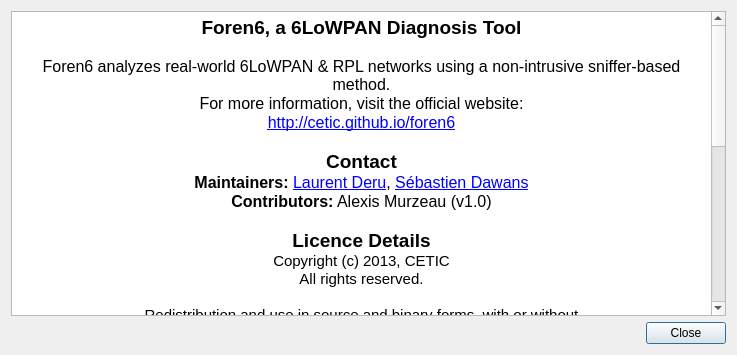
cetic/foren6-gui-qt, file About.ui: the form before one commit.
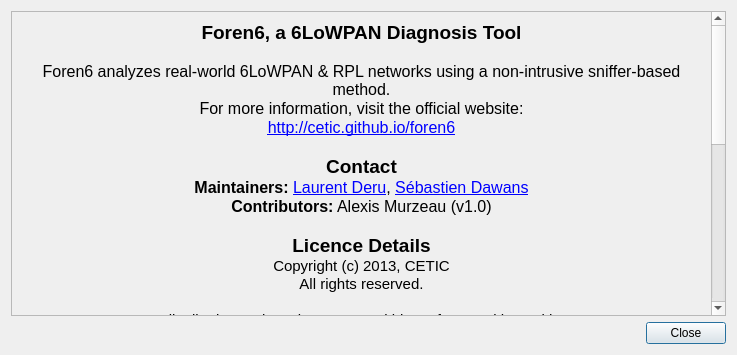
The form after the commit.

Commit message: Use qlabel in about dialog to allow to open links

What changed in the file:
```diff
--- a/About.ui
+++ b/About.ui
@@ -38,51 +38,82 @@
     </spacer>
    </item>
    <item row="0" column="0" colspan="2">
-    <widget class="QTextBrowser" name="textBrowser">
-     <property name="html">
-      <string>&lt;!DOCTYPE HTML PUBLIC &quot;-//W3C//DTD HTML 4.0//EN&quot; &quot;http://www.w3.org/TR/REC-html40/strict.dtd&quot;&gt;
+    <widget class="QScrollArea" name="aboutScrollArea">
+     <property name="frameShadow">
+      <enum>QFrame::Plain</enum>
+     </property>
+     <property name="widgetResizable">
+      <bool>true</bool>
+     </property>
+     <widget class="QWidget" name="scrollAreaWidgetContents">
+      <property name="geometry">
+       <rect>
+        <x>0</x>
+        <y>0</y>
+        <width>708</width>
+        <height>763</height>
+       </rect>
+      </property>
+      <layout class="QGridLayout" name="gridLayout_2">
+       <item row="0" column="0">
+        <widget class="QLabel" name="aboutContent">
+         <property name="text">
+          <string>&lt;!DOCTYPE HTML PUBLIC &quot;-//W3C//DTD HTML 4.0//EN&quot; &quot;http://www.w3.org/TR/REC-html40/strict.dtd&quot;&gt;
 &lt;html&gt;&lt;head&gt;&lt;meta name=&quot;qrichtext&quot; content=&quot;1&quot; /&gt;&lt;style type=&quot;text/css&quot;&gt;
 p, li { white-space: pre-wrap; }
-&lt;/style&gt;&lt;/head&gt;&lt;body style=&quot; font-family:'Cantarell'; font-size:11pt; font-weight:400; font-style:normal;&quot;&gt;
-&lt;p align=&quot;center&quot; style=&quot; margin-top:0px; margin-bottom:0px; margin-left:0px; margin-right:0px; -qt-block-indent:0; text-indent:0px;&quot;&gt;&lt;span style=&quot; font-size:14pt; font-weight:600;&quot;&gt;Foren6, a 6LoWPAN Diagnosis Tool&lt;/span&gt;&lt;/p&gt;
-&lt;p style=&quot;-qt-paragraph-type:empty; margin-top:0px; margin-bottom:0px; margin-left:0px; margin-right:0px; -qt-block-indent:0; text-indent:0px;&quot;&gt;&lt;br /&gt;&lt;/p&gt;
-&lt;p align=&quot;center&quot; style=&quot; margin-top:0px; margin-bottom:0px; margin-left:0px; margin-right:0px; -qt-block-indent:0; text-indent:0px;&quot;&gt;&lt;span style=&quot; font-size:12pt;&quot;&gt;Foren6 analyzes real-world 6LoWPAN &amp;amp; RPL networks using a non-intrusive sniffer-based method.&lt;/span&gt;&lt;/p&gt;
-&lt;p align=&quot;center&quot; style=&quot; margin-top:0px; margin-bottom:0px; margin-left:0px; margin-right:0px; -qt-block-indent:0; text-indent:0px;&quot;&gt;&lt;span style=&quot; font-size:12pt;&quot;&gt;For more information, visit the official website:&lt;/span&gt;&lt;/p&gt;
-&lt;p align=&quot;center&quot; style=&quot; margin-top:0px; margin-bottom:0px; margin-left:0px; margin-right:0px; -qt-block-indent:0; text-indent:0px;&quot;&gt;&lt;a href=&quot;http://cetic.github.io/foren6&quot;&gt;&lt;span style=&quot; font-size:12pt; text-decoration: underline; color:#0000ff;&quot;&gt;http://cetic.github.io/foren6&lt;/span&gt;&lt;/a&gt;&lt;/p&gt;
-&lt;p style=&quot;-qt-paragraph-type:empty; margin-top:0px; margin-bottom:0px; margin-left:0px; margin-right:0px; -qt-block-indent:0; text-indent:0px;&quot;&gt;&lt;br /&gt;&lt;/p&gt;
-&lt;p align=&quot;center&quot; style=&quot; margin-top:0px; margin-bottom:0px; margin-left:0px; margin-right:0px; -qt-block-indent:0; text-indent:0px;&quot;&gt;&lt;span style=&quot; font-size:14pt; font-weight:600;&quot;&gt;Contact&lt;/span&gt;&lt;/p&gt;
-&lt;p align=&quot;center&quot; style=&quot; margin-top:0px; margin-bottom:0px; margin-left:0px; margin-right:0px; -qt-block-indent:0; text-indent:0px;&quot;&gt;&lt;span style=&quot; font-size:12pt; font-weight:600;&quot;&gt;Maintainers: &lt;/span&gt;&lt;a href=&quot;mailto:laurent.deru@cetic.be?subject=Foren6 inquiry: - &quot;&gt;&lt;span style=&quot; font-size:12pt; text-decoration: underline; color:#0000ff;&quot;&gt;Laurent Deru&lt;/span&gt;&lt;/a&gt;&lt;span style=&quot; font-size:12pt;&quot;&gt;, &lt;/span&gt;&lt;a href=&quot;mailto:sebastien.dawans@cetic.be?subject=Foren6 inquiry: - &quot;&gt;&lt;span style=&quot; font-size:12pt; text-decoration: underline; color:#0000ff;&quot;&gt;Sébastien Dawans&lt;/span&gt;&lt;/a&gt;&lt;/p&gt;
-&lt;p align=&quot;center&quot; style=&quot; margin-top:0px; margin-bottom:0px; margin-left:0px; margin-right:0px; -qt-block-indent:0; text-indent:0px;&quot;&gt;&lt;span style=&quot; font-size:12pt; font-weight:600;&quot;&gt;Contributors:&lt;/span&gt;&lt;span style=&quot; font-size:12pt;&quot;&gt; Alexis Murzeau (v1.0)&lt;/span&gt;&lt;/p&gt;
-&lt;p style=&quot;-qt-paragraph-type:empty; margin-top:0px; margin-bottom:0px; margin-left:0px; margin-right:0px; -qt-block-indent:0; text-indent:0px;&quot;&gt;&lt;br /&gt;&lt;/p&gt;
-&lt;p align=&quot;center&quot; style=&quot; margin-top:0px; margin-bottom:0px; margin-left:0px; margin-right:0px; -qt-block-indent:0; text-indent:0px;&quot;&gt;&lt;span style=&quot; font-size:14pt; font-weight:600;&quot;&gt;Licence Details&lt;/span&gt;&lt;/p&gt;
-&lt;p align=&quot;center&quot; style=&quot; margin-top:0px; margin-bottom:0px; margin-left:0px; margin-right:0px; -qt-block-indent:0; text-indent:0px;&quot;&gt;Copyright (c) 2013, CETIC&lt;/p&gt;
-&lt;p align=&quot;center&quot; style=&quot; margin-top:0px; margin-bottom:0px; margin-left:0px; margin-right:0px; -qt-block-indent:0; text-indent:0px;&quot;&gt;All rights reserved.&lt;/p&gt;
-&lt;p style=&quot;-qt-paragraph-type:empty; margin-top:0px; margin-bottom:0px; margin-left:0px; margin-right:0px; -qt-block-indent:0; text-indent:0px;&quot;&gt;&lt;br /&gt;&lt;/p&gt;
-&lt;p align=&quot;center&quot; style=&quot; margin-top:0px; margin-bottom:0px; margin-left:0px; margin-right:0px; -qt-block-indent:0; text-indent:0px;&quot;&gt;Redistribution and use in source and binary forms, with or without&lt;/p&gt;
-&lt;p align=&quot;center&quot; style=&quot; margin-top:0px; margin-bottom:0px; margin-left:0px; margin-right:0px; -qt-block-indent:0; text-indent:0px;&quot;&gt;modification, are permitted provided that the following conditions are met:&lt;/p&gt;
-&lt;p align=&quot;center&quot; style=&quot; margin-top:0px; margin-bottom:0px; margin-left:0px; margin-right:0px; -qt-block-indent:0; text-indent:0px;&quot;&gt;    1. Redistributions of source code must retain the above copyright&lt;/p&gt;
-&lt;p align=&quot;center&quot; style=&quot; margin-top:0px; margin-bottom:0px; margin-left:0px; margin-right:0px; -qt-block-indent:0; text-indent:0px;&quot;&gt;      notice, this list of conditions and the following disclaimer.&lt;/p&gt;
-&lt;p align=&quot;center&quot; style=&quot; margin-top:0px; margin-bottom:0px; margin-left:0px; margin-right:0px; -qt-block-indent:0; text-indent:0px;&quot;&gt;    2. Redistributions in binary form must reproduce the above copyright&lt;/p&gt;
-&lt;p align=&quot;center&quot; style=&quot; margin-top:0px; margin-bottom:0px; margin-left:0px; margin-right:0px; -qt-block-indent:0; text-indent:0px;&quot;&gt;      notice, this list of conditions and the following disclaimer in the&lt;/p&gt;
-&lt;p align=&quot;center&quot; style=&quot; margin-top:0px; margin-bottom:0px; margin-left:0px; margin-right:0px; -qt-block-indent:0; text-indent:0px;&quot;&gt;      documentation and/or other materials provided with the distribution.&lt;/p&gt;
-&lt;p align=&quot;center&quot; style=&quot; margin-top:0px; margin-bottom:0px; margin-left:0px; margin-right:0px; -qt-block-indent:0; text-indent:0px;&quot;&gt;    3. Neither the name of the authors nor the&lt;/p&gt;
-&lt;p align=&quot;center&quot; style=&quot; margin-top:0px; margin-bottom:0px; margin-left:0px; margin-right:0px; -qt-block-indent:0; text-indent:0px;&quot;&gt;      names of its contributors may be used to endorse or promote products&lt;/p&gt;
-&lt;p align=&quot;center&quot; style=&quot; margin-top:0px; margin-bottom:0px; margin-left:0px; margin-right:0px; -qt-block-indent:0; text-indent:0px;&quot;&gt;      derived from this software without specific prior written permission.&lt;/p&gt;
-&lt;p align=&quot;center&quot; style=&quot;-qt-paragraph-type:empty; margin-top:0px; margin-bottom:0px; margin-left:0px; margin-right:0px; -qt-block-indent:0; text-indent:0px;&quot;&gt;&lt;br /&gt;&lt;/p&gt;
-&lt;p align=&quot;center&quot; style=&quot; margin-top:0px; margin-bottom:0px; margin-left:0px; margin-right:0px; -qt-block-indent:0; text-indent:0px;&quot;&gt;THIS SOFTWARE IS PROVIDED BY THE COPYRIGHT HOLDERS AND CONTRIBUTORS &amp;quot;AS IS&amp;quot; AND&lt;/p&gt;
-&lt;p align=&quot;center&quot; style=&quot; margin-top:0px; margin-bottom:0px; margin-left:0px; margin-right:0px; -qt-block-indent:0; text-indent:0px;&quot;&gt;ANY EXPRESS OR IMPLIED WARRANTIES, INCLUDING, BUT NOT LIMITED TO, THE IMPLIED&lt;/p&gt;
-&lt;p align=&quot;center&quot; style=&quot; margin-top:0px; margin-bottom:0px; margin-left:0px; margin-right:0px; -qt-block-indent:0; text-indent:0px;&quot;&gt;WARRANTIES OF MERCHANTABILITY AND FITNESS FOR A PARTICULAR PURPOSE ARE&lt;/p&gt;
-&lt;p align=&quot;center&quot; style=&quot; margin-top:0px; margin-bottom:0px; margin-left:0px; margin-right:0px; -qt-block-indent:0; text-indent:0px;&quot;&gt;DISCLAIMED. IN NO EVENT SHALL THE AUTHORS BE LIABLE FOR ANY&lt;/p&gt;
-&lt;p align=&quot;center&quot; style=&quot; margin-top:0px; margin-bottom:0px; margin-left:0px; margin-right:0px; -qt-block-indent:0; text-indent:0px;&quot;&gt;DIRECT, INDIRECT, INCIDENTAL, SPECIAL, EXEMPLARY, OR CONSEQUENTIAL DAMAGES&lt;/p&gt;
-&lt;p align=&quot;center&quot; style=&quot; margin-top:0px; margin-bottom:0px; margin-left:0px; margin-right:0px; -qt-block-indent:0; text-indent:0px;&quot;&gt;(INCLUDING, BUT NOT LIMITED TO, PROCUREMENT OF SUBSTITUTE GOODS OR SERVICES;&lt;/p&gt;
-&lt;p align=&quot;center&quot; style=&quot; margin-top:0px; margin-bottom:0px; margin-left:0px; margin-right:0px; -qt-block-indent:0; text-indent:0px;&quot;&gt;LOSS OF USE, DATA, OR PROFITS; OR BUSINESS INTERRUPTION) HOWEVER CAUSED AND&lt;/p&gt;
-&lt;p align=&quot;center&quot; style=&quot; margin-top:0px; margin-bottom:0px; margin-left:0px; margin-right:0px; -qt-block-indent:0; text-indent:0px;&quot;&gt;ON ANY THEORY OF LIABILITY, WHETHER IN CONTRACT, STRICT LIABILITY, OR TORT&lt;/p&gt;
-&lt;p align=&quot;center&quot; style=&quot; margin-top:0px; margin-bottom:0px; margin-left:0px; margin-right:0px; -qt-block-indent:0; text-indent:0px;&quot;&gt;(INCLUDING NEGLIGENCE OR OTHERWISE) ARISING IN ANY WAY OUT OF THE USE OF THIS&lt;/p&gt;
-&lt;p align=&quot;center&quot; style=&quot; margin-top:0px; margin-bottom:0px; margin-left:0px; margin-right:0px; -qt-block-indent:0; text-indent:0px;&quot;&gt;SOFTWARE, EVEN IF ADVISED OF THE POSSIBILITY OF SUCH DAMAGE.&lt;/p&gt;&lt;/body&gt;&lt;/html&gt;</string>
-     </property>
-     <property name="openExternalLinks">
-      <bool>true</bool>
-     </property>
+&lt;/style&gt;&lt;/head&gt;&lt;body style=&quot; font-family:'DejaVu Sans'; font-size:9pt; font-weight:400; font-style:normal;&quot;&gt;
+&lt;p align=&quot;center&quot; style=&quot; margin-top:0px; margin-bottom:0px; margin-left:0px; margin-right:0px; -qt-block-indent:0; text-indent:0px;&quot;&gt;&lt;span style=&quot; font-family:'Cantarell'; font-size:14pt; font-weight:600;&quot;&gt;Foren6, a 6LoWPAN Diagnosis Tool&lt;/span&gt;&lt;/p&gt;
+&lt;p style=&quot;-qt-paragraph-type:empty; margin-top:0px; margin-bottom:0px; margin-left:0px; margin-right:0px; -qt-block-indent:0; text-indent:0px; font-family:'Cantarell'; font-size:11pt;&quot;&gt;&lt;br /&gt;&lt;/p&gt;
+&lt;p align=&quot;center&quot; style=&quot; margin-top:0px; margin-bottom:0px; margin-left:0px; margin-right:0px; -qt-block-indent:0; text-indent:0px;&quot;&gt;&lt;span style=&quot; font-family:'Cantarell'; font-size:12pt;&quot;&gt;Foren6 analyzes real-world 6LoWPAN &amp;amp; RPL networks using a non-intrusive sniffer-based method.&lt;/span&gt;&lt;/p&gt;
+&lt;p align=&quot;center&quot; style=&quot; margin-top:0px; margin-bottom:0px; margin-left:0px; margin-right:0px; -qt-block-indent:0; text-indent:0px;&quot;&gt;&lt;span style=&quot; font-family:'Cantarell'; font-size:12pt;&quot;&gt;For more information, visit the official website:&lt;/span&gt;&lt;/p&gt;
+&lt;p align=&quot;center&quot; style=&quot; margin-top:0px; margin-bottom:0px; margin-left:0px; margin-right:0px; -qt-block-indent:0; text-indent:0px;&quot;&gt;&lt;a href=&quot;http://cetic.github.io/foren6&quot;&gt;&lt;span style=&quot; font-family:'Cantarell'; font-size:12pt; text-decoration: underline; color:#0000ff;&quot;&gt;http://cetic.github.io/foren6&lt;/span&gt;&lt;/a&gt;&lt;/p&gt;
+&lt;p style=&quot;-qt-paragraph-type:empty; margin-top:0px; margin-bottom:0px; margin-left:0px; margin-right:0px; -qt-block-indent:0; text-indent:0px; font-family:'Cantarell'; font-size:11pt;&quot;&gt;&lt;br /&gt;&lt;/p&gt;
+&lt;p align=&quot;center&quot; style=&quot; margin-top:0px; margin-bottom:0px; margin-left:0px; margin-right:0px; -qt-block-indent:0; text-indent:0px;&quot;&gt;&lt;span style=&quot; font-family:'Cantarell'; font-size:14pt; font-weight:600;&quot;&gt;Contact&lt;/span&gt;&lt;/p&gt;
+&lt;p align=&quot;center&quot; style=&quot; margin-top:0px; margin-bottom:0px; margin-left:0px; margin-right:0px; -qt-block-indent:0; text-indent:0px;&quot;&gt;&lt;span style=&quot; font-family:'Cantarell'; font-size:12pt; font-weight:600;&quot;&gt;Maintainers: &lt;/span&gt;&lt;a href=&quot;mailto:laurent.deru@cetic.be?subject=Foren6 inquiry: - &quot;&gt;&lt;span style=&quot; font-family:'Cantarell'; font-size:12pt; text-decoration: underline; color:#0000ff;&quot;&gt;Laurent Deru&lt;/span&gt;&lt;/a&gt;&lt;span style=&quot; font-family:'Cantarell'; font-size:12pt;&quot;&gt;, &lt;/span&gt;&lt;a href=&quot;mailto:sebastien.dawans@cetic.be?subject=Foren6 inquiry: - &quot;&gt;&lt;span style=&quot; font-family:'Cantarell'; font-size:12pt; text-decoration: underline; color:#0000ff;&quot;&gt;Sébastien Dawans&lt;/span&gt;&lt;/a&gt;&lt;/p&gt;
+&lt;p align=&quot;center&quot; style=&quot; margin-top:0px; margin-bottom:0px; margin-left:0px; margin-right:0px; -qt-block-indent:0; text-indent:0px;&quot;&gt;&lt;span style=&quot; font-family:'Cantarell'; font-size:12pt; font-weight:600;&quot;&gt;Contributors:&lt;/span&gt;&lt;span style=&quot; font-family:'Cantarell'; font-size:12pt;&quot;&gt; Alexis Murzeau (v1.0)&lt;/span&gt;&lt;/p&gt;
+&lt;p style=&quot;-qt-paragraph-type:empty; margin-top:0px; margin-bottom:0px; margin-left:0px; margin-right:0px; -qt-block-indent:0; text-indent:0px; font-family:'Cantarell'; font-size:11pt;&quot;&gt;&lt;br /&gt;&lt;/p&gt;
+&lt;p align=&quot;center&quot; style=&quot; margin-top:0px; margin-bottom:0px; margin-left:0px; margin-right:0px; -qt-block-indent:0; text-indent:0px;&quot;&gt;&lt;span style=&quot; font-family:'Cantarell'; font-size:14pt; font-weight:600;&quot;&gt;Licence Details&lt;/span&gt;&lt;/p&gt;
+&lt;p align=&quot;center&quot; style=&quot; margin-top:0px; margin-bottom:0px; margin-left:0px; margin-right:0px; -qt-block-indent:0; text-indent:0px;&quot;&gt;&lt;span style=&quot; font-family:'Cantarell'; font-size:11pt;&quot;&gt;Copyright (c) 2013, CETIC&lt;/span&gt;&lt;/p&gt;
+&lt;p align=&quot;center&quot; style=&quot; margin-top:0px; margin-bottom:0px; margin-left:0px; margin-right:0px; -qt-block-indent:0; text-indent:0px;&quot;&gt;&lt;span style=&quot; font-family:'Cantarell'; font-size:11pt;&quot;&gt;All rights reserved.&lt;/span&gt;&lt;/p&gt;
+&lt;p style=&quot;-qt-paragraph-type:empty; margin-top:0px; margin-bottom:0px; margin-left:0px; margin-right:0px; -qt-block-indent:0; text-indent:0px; font-family:'Cantarell'; font-size:11pt;&quot;&gt;&lt;br /&gt;&lt;/p&gt;
+&lt;p align=&quot;center&quot; style=&quot; margin-top:0px; margin-bottom:0px; margin-left:0px; margin-right:0px; -qt-block-indent:0; text-indent:0px;&quot;&gt;&lt;span style=&quot; font-family:'Cantarell'; font-size:11pt;&quot;&gt;Redistribution and use in source and binary forms, with or without&lt;/span&gt;&lt;/p&gt;
+&lt;p align=&quot;center&quot; style=&quot; margin-top:0px; margin-bottom:0px; margin-left:0px; margin-right:0px; -qt-block-indent:0; text-indent:0px;&quot;&gt;&lt;span style=&quot; font-family:'Cantarell'; font-size:11pt;&quot;&gt;modification, are permitted provided that the following conditions are met:&lt;/span&gt;&lt;/p&gt;
+&lt;p align=&quot;center&quot; style=&quot; margin-top:0px; margin-bottom:0px; margin-left:0px; margin-right:0px; -qt-block-indent:0; text-indent:0px;&quot;&gt;&lt;span style=&quot; font-family:'Cantarell'; font-size:11pt;&quot;&gt;    1. Redistributions of source code must retain the above copyright&lt;/span&gt;&lt;/p&gt;
+&lt;p align=&quot;center&quot; style=&quot; margin-top:0px; margin-bottom:0px; margin-left:0px; margin-right:0px; -qt-block-indent:0; text-indent:0px;&quot;&gt;&lt;span style=&quot; font-family:'Cantarell'; font-size:11pt;&quot;&gt;      notice, this list of conditions and the following disclaimer.&lt;/span&gt;&lt;/p&gt;
+&lt;p align=&quot;center&quot; style=&quot; margin-top:0px; margin-bottom:0px; margin-left:0px; margin-right:0px; -qt-block-indent:0; text-indent:0px;&quot;&gt;&lt;span style=&quot; font-family:'Cantarell'; font-size:11pt;&quot;&gt;    2. Redistributions in binary form must reproduce the above copyright&lt;/span&gt;&lt;/p&gt;
+&lt;p align=&quot;center&quot; style=&quot; margin-top:0px; margin-bottom:0px; margin-left:0px; margin-right:0px; -qt-block-indent:0; text-indent:0px;&quot;&gt;&lt;span style=&quot; font-family:'Cantarell'; font-size:11pt;&quot;&gt;      notice, this list of conditions and the following disclaimer in the&lt;/span&gt;&lt;/p&gt;
+&lt;p align=&quot;center&quot; style=&quot; margin-top:0px; margin-bottom:0px; margin-left:0px; margin-right:0px; -qt-block-indent:0; text-indent:0px;&quot;&gt;&lt;span style=&quot; font-family:'Cantarell'; font-size:11pt;&quot;&gt;      documentation and/or other materials provided with the distribution.&lt;/span&gt;&lt;/p&gt;
+&lt;p align=&quot;center&quot; style=&quot; margin-top:0px; margin-bottom:0px; margin-left:0px; margin-right:0px; -qt-block-indent:0; text-indent:0px;&quot;&gt;&lt;span style=&quot; font-family:'Cantarell'; font-size:11pt;&quot;&gt;    3. Neither the name of the authors nor the&lt;/span&gt;&lt;/p&gt;
+&lt;p align=&quot;center&quot; style=&quot; margin-top:0px; margin-bottom:0px; margin-left:0px; margin-right:0px; -qt-block-indent:0; text-indent:0px;&quot;&gt;&lt;span style=&quot; font-family:'Cantarell'; font-size:11pt;&quot;&gt;      names of its contributors may be used to endorse or promote products&lt;/span&gt;&lt;/p&gt;
+&lt;p align=&quot;center&quot; style=&quot; margin-top:0px; margin-bottom:0px; margin-left:0px; margin-right:0px; -qt-block-indent:0; text-indent:0px;&quot;&gt;&lt;span style=&quot; font-family:'Cantarell'; font-size:11pt;&quot;&gt;      derived from this software without specific prior written permission.&lt;/span&gt;&lt;/p&gt;
+&lt;p align=&quot;center&quot; style=&quot;-qt-paragraph-type:empty; margin-top:0px; margin-bottom:0px; margin-left:0px; margin-right:0px; -qt-block-indent:0; text-indent:0px; font-family:'Cantarell'; font-size:11pt;&quot;&gt;&lt;br /&gt;&lt;/p&gt;
+&lt;p align=&quot;center&quot; style=&quot; margin-top:0px; margin-bottom:0px; margin-left:0px; margin-right:0px; -qt-block-indent:0; text-indent:0px;&quot;&gt;&lt;span style=&quot; font-family:'Cantarell'; font-size:11pt;&quot;&gt;THIS SOFTWARE IS PROVIDED BY THE COPYRIGHT HOLDERS AND CONTRIBUTORS &amp;quot;AS IS&amp;quot; AND&lt;/span&gt;&lt;/p&gt;
+&lt;p align=&quot;center&quot; style=&quot; margin-top:0px; margin-bottom:0px; margin-left:0px; margin-right:0px; -qt-block-indent:0; text-indent:0px;&quot;&gt;&lt;span style=&quot; font-family:'Cantarell'; font-size:11pt;&quot;&gt;ANY EXPRESS OR IMPLIED WARRANTIES, INCLUDING, BUT NOT LIMITED TO, THE IMPLIED&lt;/span&gt;&lt;/p&gt;
+&lt;p align=&quot;center&quot; style=&quot; margin-top:0px; margin-bottom:0px; margin-left:0px; margin-right:0px; -qt-block-indent:0; text-indent:0px;&quot;&gt;&lt;span style=&quot; font-family:'Cantarell'; font-size:11pt;&quot;&gt;WARRANTIES OF MERCHANTABILITY AND FITNESS FOR A PARTICULAR PURPOSE ARE&lt;/span&gt;&lt;/p&gt;
+&lt;p align=&quot;center&quot; style=&quot; margin-top:0px; margin-bottom:0px; margin-left:0px; margin-right:0px; -qt-block-indent:0; text-indent:0px;&quot;&gt;&lt;span style=&quot; font-family:'Cantarell'; font-size:11pt;&quot;&gt;DISCLAIMED. IN NO EVENT SHALL THE AUTHORS BE LIABLE FOR ANY&lt;/span&gt;&lt;/p&gt;
+&lt;p align=&quot;center&quot; style=&quot; margin-top:0px; margin-bottom:0px; margin-left:0px; margin-right:0px; -qt-block-indent:0; text-indent:0px;&quot;&gt;&lt;span style=&quot; font-family:'Cantarell'; font-size:11pt;&quot;&gt;DIRECT, INDIRECT, INCIDENTAL, SPECIAL, EXEMPLARY, OR CONSEQUENTIAL DAMAGES&lt;/span&gt;&lt;/p&gt;
+&lt;p align=&quot;center&quot; style=&quot; margin-top:0px; margin-bottom:0px; margin-left:0px; margin-right:0px; -qt-block-indent:0; text-indent:0px;&quot;&gt;&lt;span style=&quot; font-family:'Cantarell'; font-size:11pt;&quot;&gt;(INCLUDING, BUT NOT LIMITED TO, PROCUREMENT OF SUBSTITUTE GOODS OR SERVICES;&lt;/span&gt;&lt;/p&gt;
+&lt;p align=&quot;center&quot; style=&quot; margin-top:0px; margin-bottom:0px; margin-left:0px; margin-right:0px; -qt-block-indent:0; text-indent:0px;&quot;&gt;&lt;span style=&quot; font-family:'Cantarell'; font-size:11pt;&quot;&gt;LOSS OF USE, DATA, OR PROFITS; OR BUSINESS INTERRUPTION) HOWEVER CAUSED AND&lt;/span&gt;&lt;/p&gt;
+&lt;p align=&quot;center&quot; style=&quot; margin-top:0px; margin-bottom:0px; margin-left:0px; margin-right:0px; -qt-block-indent:0; text-indent:0px;&quot;&gt;&lt;span style=&quot; font-family:'Cantarell'; font-size:11pt;&quot;&gt;ON ANY THEORY OF LIABILITY, WHETHER IN CONTRACT, STRICT LIABILITY, OR TORT&lt;/span&gt;&lt;/p&gt;
+&lt;p align=&quot;center&quot; style=&quot; margin-top:0px; margin-bottom:0px; margin-left:0px; margin-right:0px; -qt-block-indent:0; text-indent:0px;&quot;&gt;&lt;span style=&quot; font-family:'Cantarell'; font-size:11pt;&quot;&gt;(INCLUDING NEGLIGENCE OR OTHERWISE) ARISING IN ANY WAY OUT OF THE USE OF THIS&lt;/span&gt;&lt;/p&gt;
+&lt;p align=&quot;center&quot; style=&quot; margin-top:0px; margin-bottom:0px; margin-left:0px; margin-right:0px; -qt-block-indent:0; text-indent:0px;&quot;&gt;&lt;span style=&quot; font-family:'Cantarell'; font-size:11pt;&quot;&gt;SOFTWARE, EVEN IF ADVISED OF THE POSSIBILITY OF SUCH DAMAGE.&lt;/span&gt;&lt;/p&gt;&lt;/body&gt;&lt;/html&gt;</string>
+         </property>
+         <property name="textFormat">
+          <enum>Qt::RichText</enum>
+         </property>
+         <property name="alignment">
+          <set>Qt::AlignHCenter|Qt::AlignTop</set>
+         </property>
+         <property name="wordWrap">
+          <bool>true</bool>
+         </property>
+         <property name="openExternalLinks">
+          <bool>true</bool>
+         </property>
+        </widget>
+       </item>
+      </layout>
+     </widget>
     </widget>
    </item>
   </layout>
```
